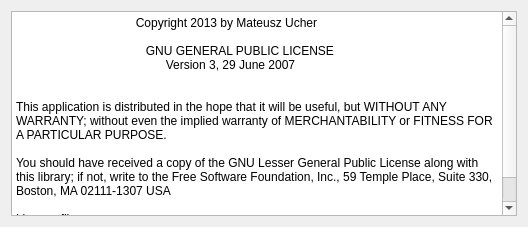
Qt form aboutbox.ui (metem/MeTeM-File-Manager) before a commit.
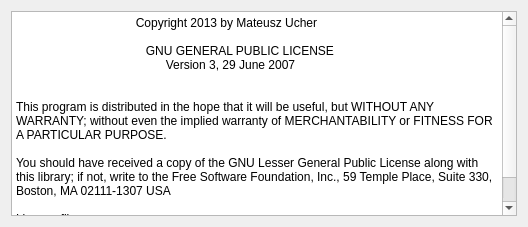
The same form after that commit.

The edit to the form file:
```diff
--- a/aboutbox.ui
+++ b/aboutbox.ui
@@ -44,7 +44,7 @@
                                              Version 3, 29 June 2007
 
 
-This application is distributed in the hope that it will be useful, but WITHOUT ANY WARRANTY; without even the implied warranty of MERCHANTABILITY or FITNESS FOR A PARTICULAR PURPOSE.
+This program is distributed in the hope that it will be useful, but WITHOUT ANY WARRANTY; without even the implied warranty of MERCHANTABILITY or FITNESS FOR A PARTICULAR PURPOSE.
 
 You should have received a copy of the GNU Lesser General Public License along with this library; if not, write to the Free Software Foundation, Inc., 59 Temple Place, Suite 330, Boston, MA 02111-1307 USA
 
```
